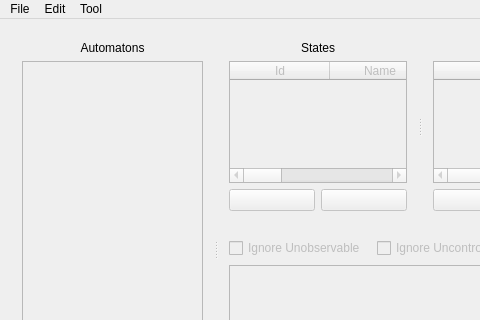
First picture: the form in TER_Code/mainwindow.ui, repository Zelteir/automata-to-regular-language, before the edit; both pictures show x 0 to 480 and y 0 to 320 of the 836 by 501 pixel window.
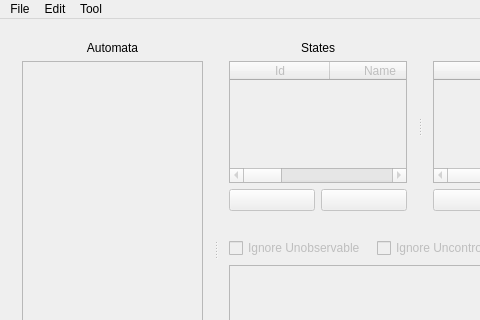
Second picture: the form after the edit. Icons and pictures are not drawn.

Commit message: Help section added to interface.

```diff
--- a/TER_Code/mainwindow.ui
+++ b/TER_Code/mainwindow.ui
@@ -28,7 +28,7 @@
         <item>
          <widget class="QLabel" name="label_2">
           <property name="text">
-           <string>Automatons</string>
+           <string>Automata</string>
           </property>
           <property name="alignment">
            <set>Qt::AlignCenter</set>
```
The commit also changes 1 other file.
